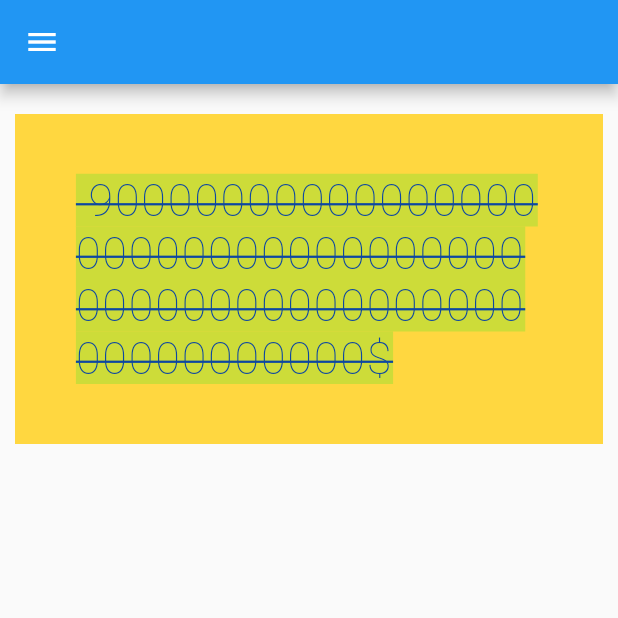
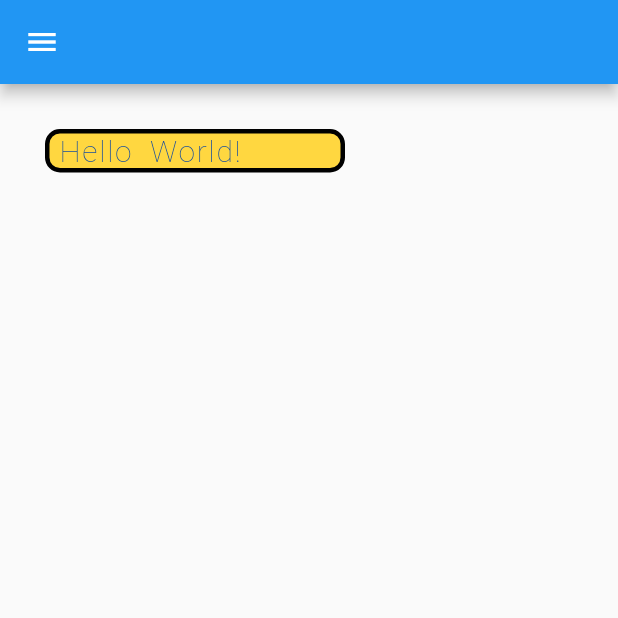
Before and after one commit to OuchattiKhadija/First_App_Flutter, a Flutter app: the screen it shows after launch, on a phone screen of 412 x 824 dp, the top half of it. Run offline on Flutter 3.47's test engine with Material 2 defaults, Android fonts, the phone set to English and light mode, and no system bars.

Commit message:
container 2

```diff
--- a/lib/main.dart
+++ b/lib/main.dart
@@ -60,28 +60,36 @@ class Login extends StatelessWidget {
         appBar: AppBar(),
         drawer: Drawer(),
         body: Container(
-            color: Colors.amberAccent,
-            width: double.infinity,
+            //color: Colors.amberAccent,
+            width: 200,
             //margin top & right & left & bottom
-            //margin: EdgeInsets.all(10.0),
+            margin: EdgeInsets.all(30.0),
             //margin only left & right
             //  margin: EdgeInsets.only(left: 10.0, right: 10.0),
             //margin using semitric : vertical top and bottom || horizontal left and right
             // margin : EdgeInsets.symmetric(vertical: 10,horizontal: 20),
             //margin using fromLTRB
-            margin: const EdgeInsets.fromLTRB(10, 20, 10, 15),
-            padding: EdgeInsets.all(40.0),
+            //  margin: const EdgeInsets.fromLTRB(10, 20, 10, 15),
+            //   padding: EdgeInsets.all(40.0),
+            decoration: BoxDecoration(
+              color: Colors.amberAccent,
+              border: Border.all(color :Colors.black,width:3),
+              borderRadius: BorderRadius.circular(10),
+              //border in one side or 2 or ..
+              //border : Border(bottom: BorderSide(color: Colors.blue,width: 10),right: BorderSide(color: Colors.blue,width: 20) )
+            ),
             child: Text(
-              " 90000000000000000000000000000000000000000000000000000000000000\$",
+              " Hello World!",
               style: TextStyle(
-                  fontSize: 30.0,
+                  fontSize: 20.0,
                   color: Colors.blue.shade900,
                   fontWeight: FontWeight.w200,
                   letterSpacing: 1.2,
                   wordSpacing: 5.0,
-                  backgroundColor: Colors.lime,
-                  decoration: TextDecoration.lineThrough),
-              textDirection: TextDirection.ltr,
+                 // backgroundColor: Colors.lime,
+                //  decoration: TextDecoration.lineThrough
+                ),
+              //textDirection: TextDirection.ltr,
             )));
   }
 }
```
